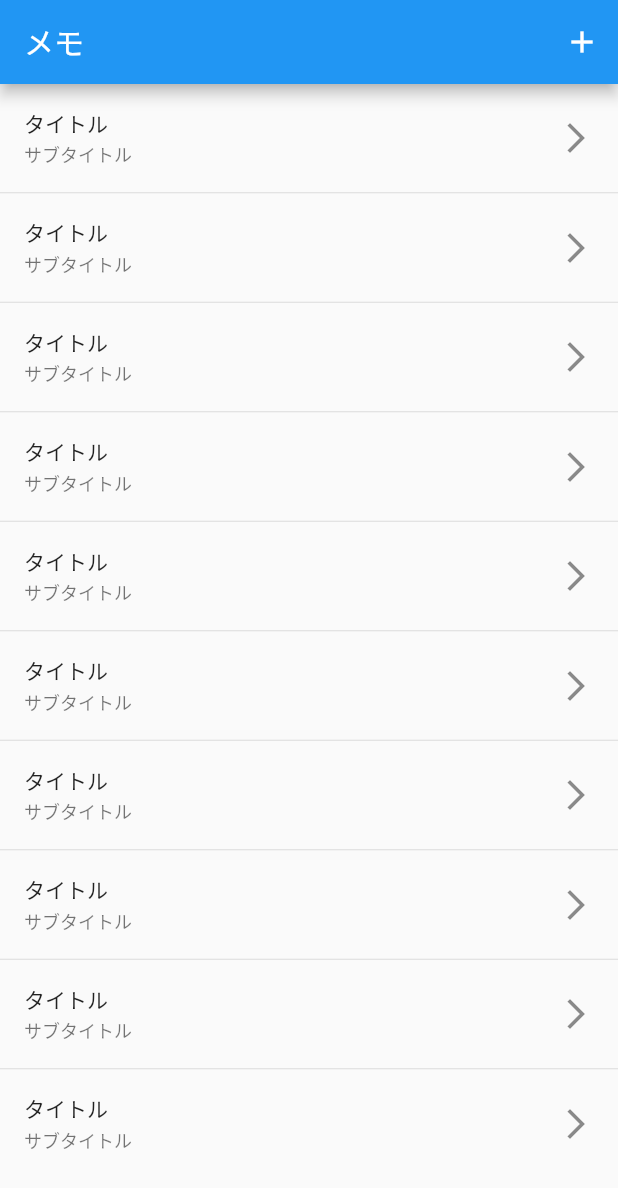
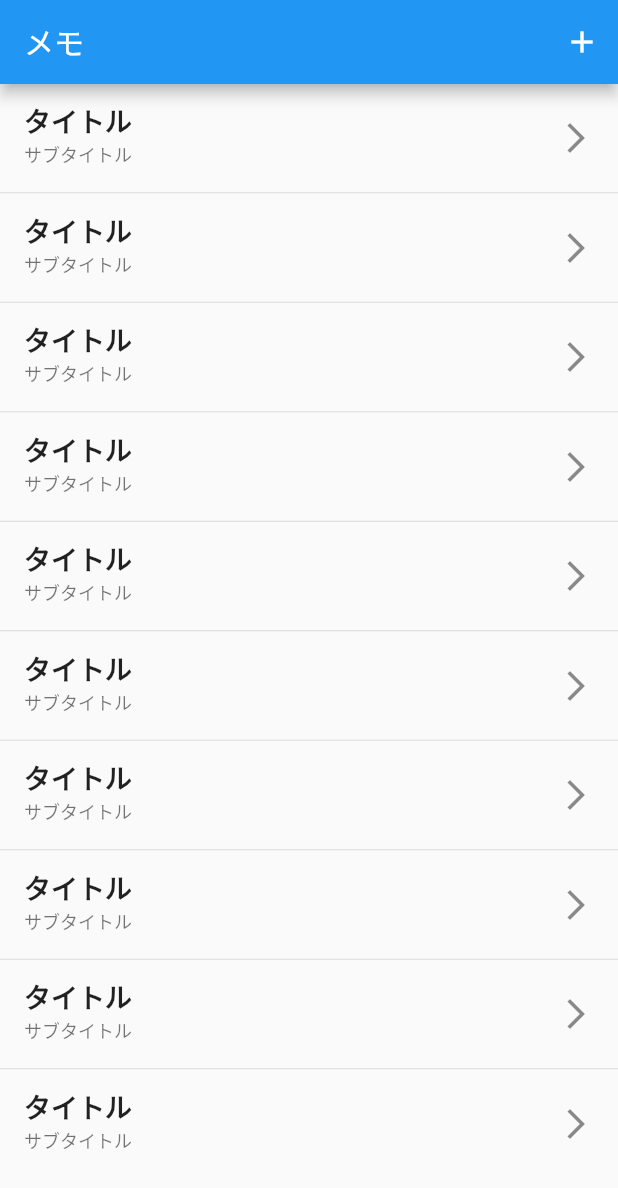
Before and after one commit to oryo-developer/memo, a Flutter app: the screen it shows after launch, on a phone screen of 412 x 824 dp. Shown: the top 1188 px of the screen. Run offline on Flutter 3.47's test engine with Material 2 defaults, Android fonts, the phone set to English and light mode, and no system bars; our stand-ins replace flutter_hooks, hooks_riverpod.

Commit message:
MyThemeを適用

```diff
--- a/lib/main.dart
+++ b/lib/main.dart
@@ -1,6 +1,7 @@
 import 'package:flutter/material.dart';
 import 'package:memo/view/page/home_page.dart';
 import 'package:memo/view/page/input_page.dart';
+import 'package:memo/view/theme/my_theme.dart';
 
 void main() {
   runApp(const MyApp());
@@ -13,6 +14,7 @@ class MyApp extends StatelessWidget {
   Widget build(BuildContext context) {
     return MaterialApp(
       debugShowCheckedModeBanner: false,
+      theme: MyTheme.themeData,
       initialRoute: '/',
       routes: {
         '/': (context) => const HomePage(),
--- a/lib/view/page/input_page.dart
+++ b/lib/view/page/input_page.dart
@@ -42,7 +42,7 @@ class InputPage extends HookConsumerWidget {
             focusNode: focusNode,
             keyboardType: TextInputType.multiline,
             maxLines: null,
-            style: const TextStyle(fontSize: 18, fontWeight: FontWeight.bold),
+            style: Theme.of(context).textTheme.bodyMedium,
             decoration: const InputDecoration(
               contentPadding: EdgeInsets.all(8),
               border: InputBorder.none,
```
